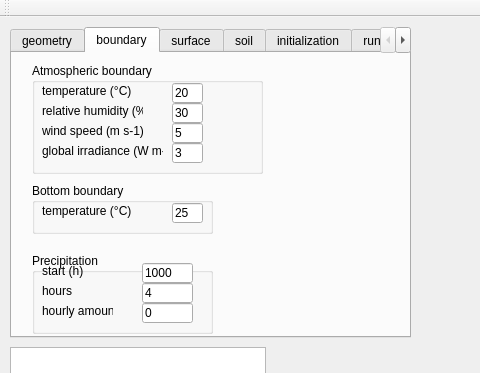
The window that testHeat/mainwindow.ui (gaowudao/CRITERIA3D) describes before a commit, drawn with Qt 5; both pictures show x 0 to 480 and y 0 to 373 of the 1131 by 563 pixel window.
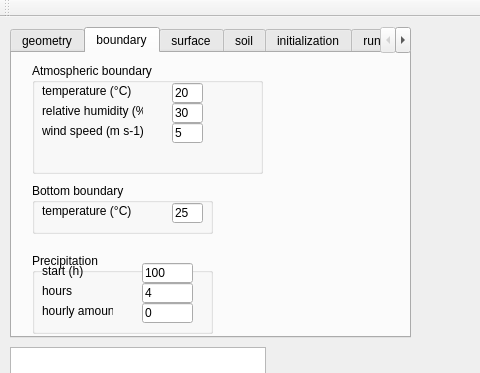
The same window after the commit. The open tabs and pages were chosen to show the change.

Diff of the .ui file:
```diff
--- a/testHeat/mainwindow.ui
+++ b/testHeat/mainwindow.ui
@@ -315,32 +315,6 @@
         <string>wind speed (m s-1)</string>
        </property>
       </widget>
-      <widget class="QLineEdit" name="lineEditAtmGR">
-       <property name="geometry">
-        <rect>
-         <x>140</x>
-         <y>80</y>
-         <width>31</width>
-         <height>20</height>
-        </rect>
-       </property>
-       <property name="text">
-        <string>3</string>
-       </property>
-      </widget>
-      <widget class="QLabel" name="label_27">
-       <property name="geometry">
-        <rect>
-         <x>10</x>
-         <y>80</y>
-         <width>121</width>
-         <height>16</height>
-        </rect>
-       </property>
-       <property name="text">
-        <string>global irradiance (W m-2)</string>
-       </property>
-      </widget>
      </widget>
      <widget class="QGroupBox" name="groupBox_9">
       <property name="geometry">
@@ -403,7 +377,7 @@
         </rect>
        </property>
        <property name="text">
-        <string>1000</string>
+        <string>100</string>
        </property>
       </widget>
       <widget class="QLabel" name="label_5">
```
Left out of the diff: 2 changed lines with no effect on the pictures.
